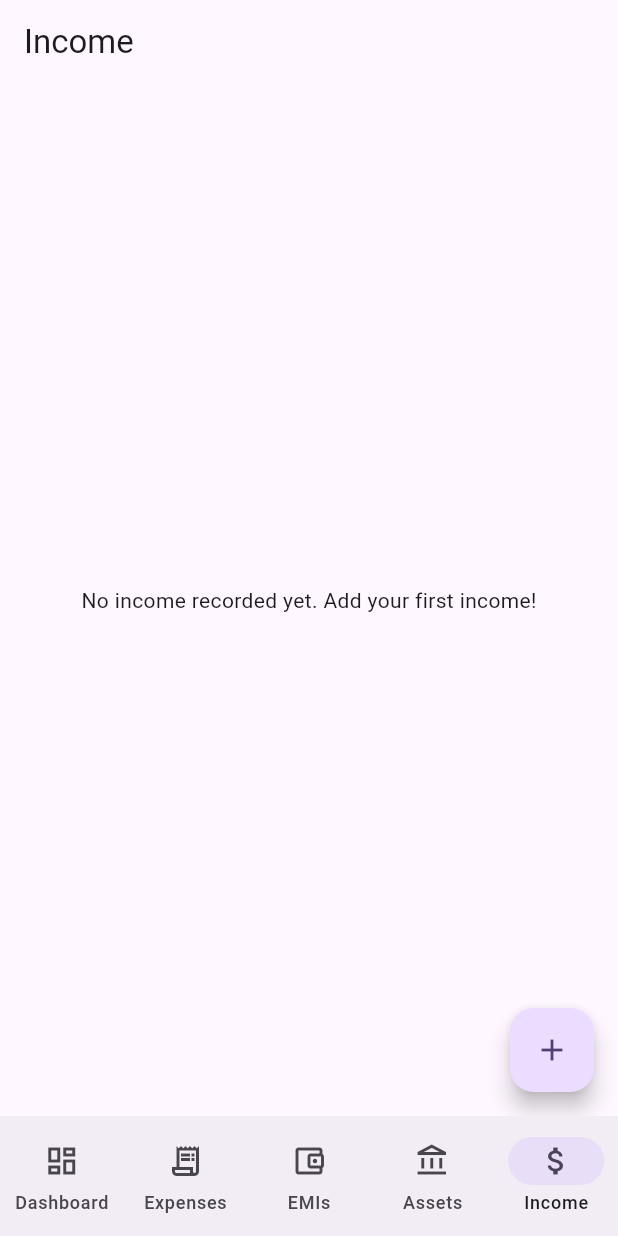
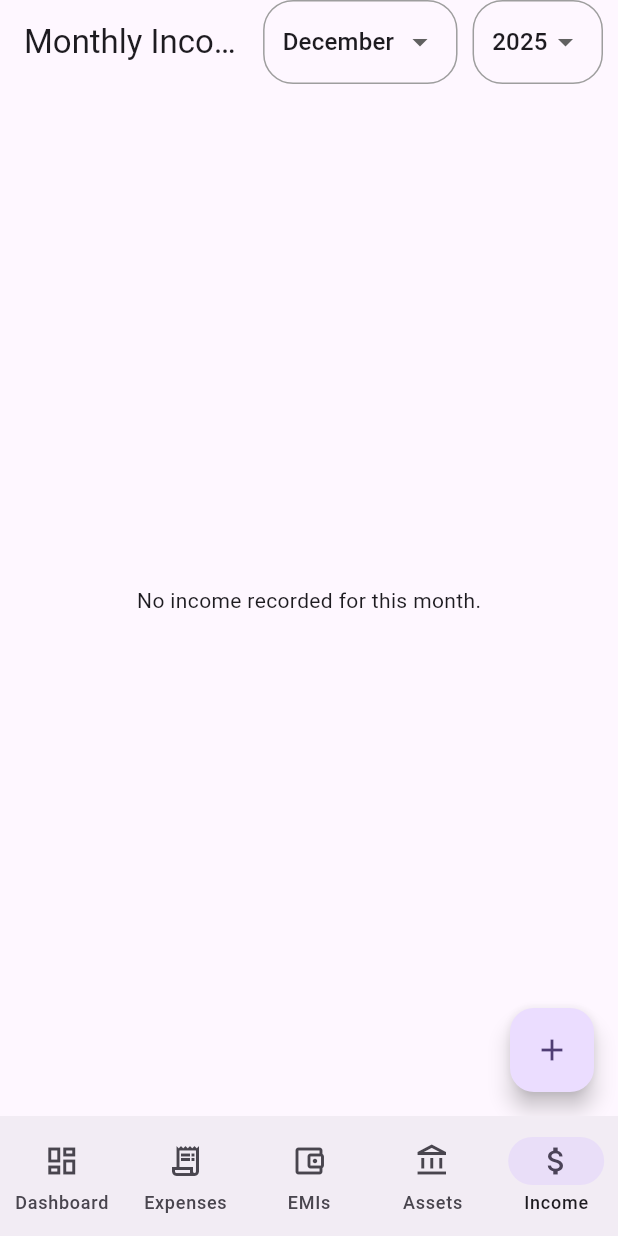
Before and after one commit to harshpurohit9763/fin-tracker, a Flutter app: the screen it shows after launch, item 5 of the bottom bar chosen, on a phone screen of 412 x 824 dp. Run offline on Flutter 3.47's test engine with Material 3 defaults, Android fonts, the phone set to English and light mode, and no system bars; our stand-ins replace file_picker, fl_chart, flutter_local_notifications, flutter_riverpod, flutter_timezone, image_picker and 5 more; missing offline and left inert: tflite_flutter, workmanager; accounts and stored records are empty.

Commit message:
income filter added

```diff
--- a/lib/controllers/income_provider.dart
+++ b/lib/controllers/income_provider.dart
@@ -117,15 +117,33 @@ final incomeListProvider =
 final filteredIncomeListProvider =
     Provider.autoDispose<AsyncValue<List<Income>>>((ref) {
   final incomesAsyncValue = ref.watch(incomeListProvider);
-  final selectedMonthYear =
-      ref.watch(selectedMonthYearProvider); // Assuming this provider exists
+  final selectedMonthYear = ref.watch(
+      selectedMonthYearProvider); // Provider of the currently viewed month as DateTime
 
   return incomesAsyncValue.when(
     data: (incomes) {
-      final filteredIncomes = incomes.where((income) {
-        return income.monthYear ==
-            '${selectedMonthYear.year}-${selectedMonthYear.month.toString().padLeft(2, '0')}';
+      // Correctly compare years and months for filtering
+      final oneTimeIncomes = incomes.where((income) {
+        return !income.isMonthly &&
+            income.date.year == selectedMonthYear.year &&
+            income.date.month == selectedMonthYear.month;
       }).toList();
+
+      final recurringIncomes = incomes.where((income) {
+        if (!income.isMonthly) return false;
+
+        // Create DateTime objects for comparison, ignoring the day
+        final incomeMonth = DateTime(income.date.year, income.date.month);
+        final selectedMonth =
+            DateTime(selectedMonthYear.year, selectedMonthYear.month);
+
+        // A recurring income should appear if its start month is on or before the selected month
+        return !incomeMonth.isAfter(selectedMonth);
+      }).toList();
+
+      final filteredIncomes = [...oneTimeIncomes, ...recurringIncomes];
+      filteredIncomes.sort((a, b) => b.date.compareTo(a.date));
+
       return AsyncValue.data(filteredIncomes);
     },
     loading: () => const AsyncValue.loading(),
--- a/lib/views/income_screen.dart
+++ b/lib/views/income_screen.dart
@@ -1,25 +1,84 @@
 import 'package:flutter/material.dart';
 import 'package:flutter_riverpod/flutter_riverpod.dart';
+import 'package:personal_finance/helper/app_formater.dart';
 import 'package:personal_finance/views/add_income_screen.dart';
 import 'package:personal_finance/widgets/income_card.dart';
 import 'package:personal_finance/controllers/income_provider.dart';
+import 'package:personal_finance/widgets/selected_month_year_provider.dart';
 
 class IncomeScreen extends ConsumerWidget {
   const IncomeScreen({super.key});
 
   @override
   Widget build(BuildContext context, WidgetRef ref) {
-    final incomeListAsyncValue = ref.watch(incomeListProvider);
+    final incomeListAsyncValue = ref.watch(filteredIncomeListProvider);
 
     return Scaffold(
       appBar: AppBar(
-        title: const Text('Income'),
+        title: const Text('Monthly Income'),
+        actions: [
+          // Month Dropdown
+          Container(
+            decoration: BoxDecoration(
+              borderRadius: BorderRadius.circular(20),
+              border: Border.all(color: Colors.grey),
+            ),
+            padding: const EdgeInsets.symmetric(horizontal: 12, vertical: 4),
+            child: DropdownButton<int>(
+              value: ref.watch(selectedMonthYearProvider).month,
+              items: List.generate(12, (index) => index + 1).map((month) {
+                return DropdownMenuItem(
+                  value: month,
+                  child: Text(AppFormatters.getMonthName(month)),
+                );
+              }).toList(),
+              onChanged: (month) {
+                if (month != null) {
+                  final currentSelection = ref.read(selectedMonthYearProvider);
+                  ref.read(selectedMonthYearProvider.notifier).state =
+                      DateTime(currentSelection.year, month);
+                }
+              },
+              underline: Container(),
+            ),
+          ),
+          const SizedBox(width: 10),
+          // Year Dropdown
+          Container(
+            decoration: BoxDecoration(
+              borderRadius: BorderRadius.circular(20),
+              border: Border.all(color: Colors.grey),
+            ),
+            padding: const EdgeInsets.symmetric(horizontal: 12, vertical: 4),
+            child: DropdownButton<int>(
+              value: ref.watch(selectedMonthYearProvider).year,
+              items: List.generate(
+                6, // Current year and 5 previous years
+                (index) => DateTime.now().year - index,
+              ).map((year) {
+                return DropdownMenuItem(
+                  value: year,
+                  child: Text(year.toString()),
+                );
+              }).toList(),
+              onChanged: (year) {
+                if (year != null) {
+                  final currentSelection = ref.read(selectedMonthYearProvider);
+                  ref.read(selectedMonthYearProvider.notifier).state =
+                      DateTime(year, currentSelection.month);
+                }
+              },
+              underline: Container(),
+            ),
+          ),
+          const SizedBox(width: 10),
+        ],
       ),
       body: incomeListAsyncValue.when(
         data: (incomes) {
           if (incomes.isEmpty) {
             return const Center(
-              child: Text('No income recorded yet. Add your first income!'),
+              child: Text('No income recorded for this month.'),
             );
           }
           return ListView.builder(
```
Also changed, not shown: lib/views/expense_list.dart (+34 -18 lines).
